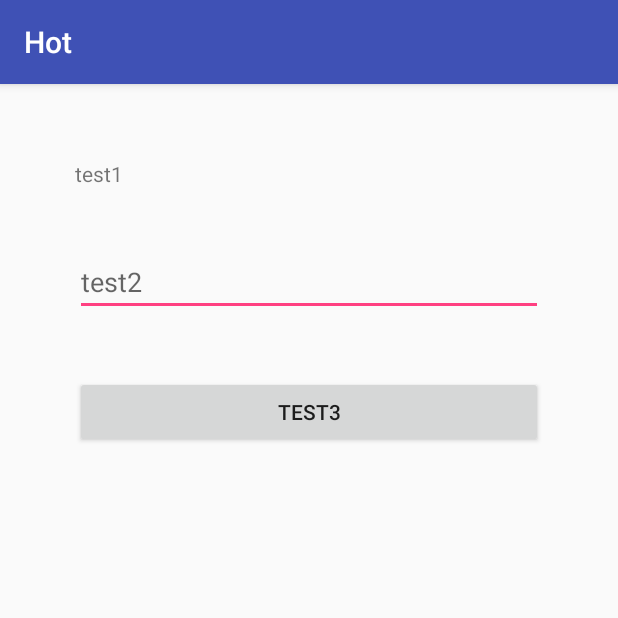
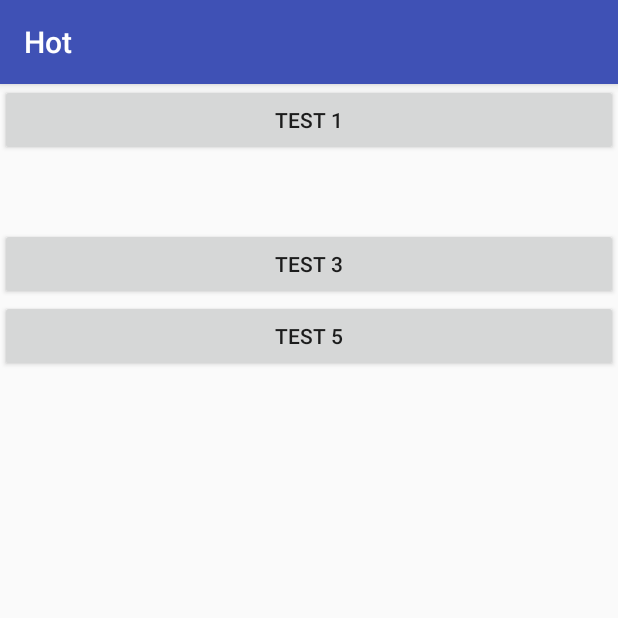
Before and after one commit to nicejwjin/hot_fixed, an Android app: the screen it shows after launch (MainActivity), on a phone screen of 412 x 824 dp, the top half of it. Run offline under Robolectric (Android 15) with nearby library versions, the phone set to English and light mode, and no system bars.

Commit message:
button invisible gone test

```diff
--- a/app/src/main/res/layout/activity_main.xml
+++ b/app/src/main/res/layout/activity_main.xml
@@ -1,29 +1,35 @@
-<LinearLayout xmlns:android=
-    "http://schemas.android.com/apk/res/android"
+<LinearLayout xmlns:android="http://schemas.android.com/apk/res/android"
     xmlns:tools="http://schemas.android.com/tools"
-    android:layout_width="match_parent"
-    android:layout_height="match_parent"
-    android:orientation="vertical"
-    android:padding="30dp">
+    android:layout_width="fill_parent"
+    android:layout_height="fill_parent"
+    android:orientation="vertical" >
 
-    <TextView
+    <Button
         android:layout_width="match_parent"
         android:layout_height="wrap_content"
-        android:layout_margin="20dp"
-        android:text="test1" />
+        android:text="test 1" />
 
-    <EditText
+    <Button
         android:layout_width="match_parent"
         android:layout_height="wrap_content"
-        android:layout_margin="20dp"
-        android:hint="test2" />
+        android:text="test 2"
+        android:visibility="invisible" />
 
     <Button
-        android:id="@+id/button1"
         android:layout_width="match_parent"
         android:layout_height="wrap_content"
-        android:layout_margin="20dp"
-        android:text="test3" />
+        android:text="test 3"
+        android:visibility="visible" />
 
+    <Button
+        android:layout_width="match_parent"
+        android:layout_height="wrap_content"
+        android:text="test 4"
+        android:visibility="gone" />
+
+    <Button
+        android:layout_width="match_parent"
+        android:layout_height="wrap_content"
+        android:text="test 5" />
 
 </LinearLayout>
```
